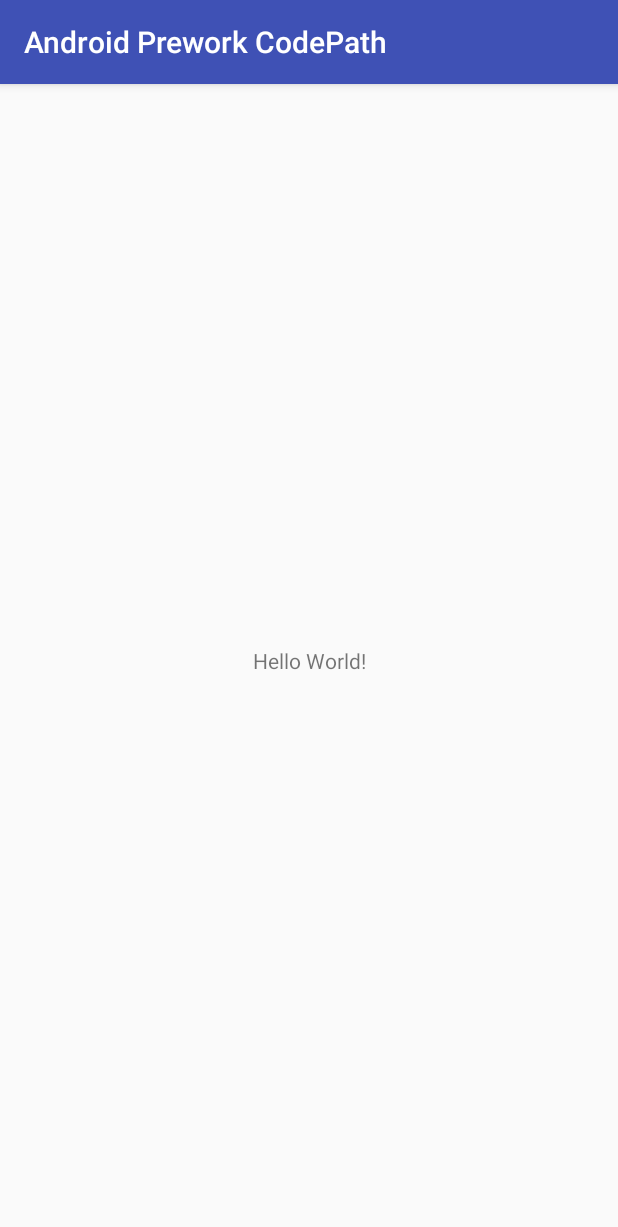
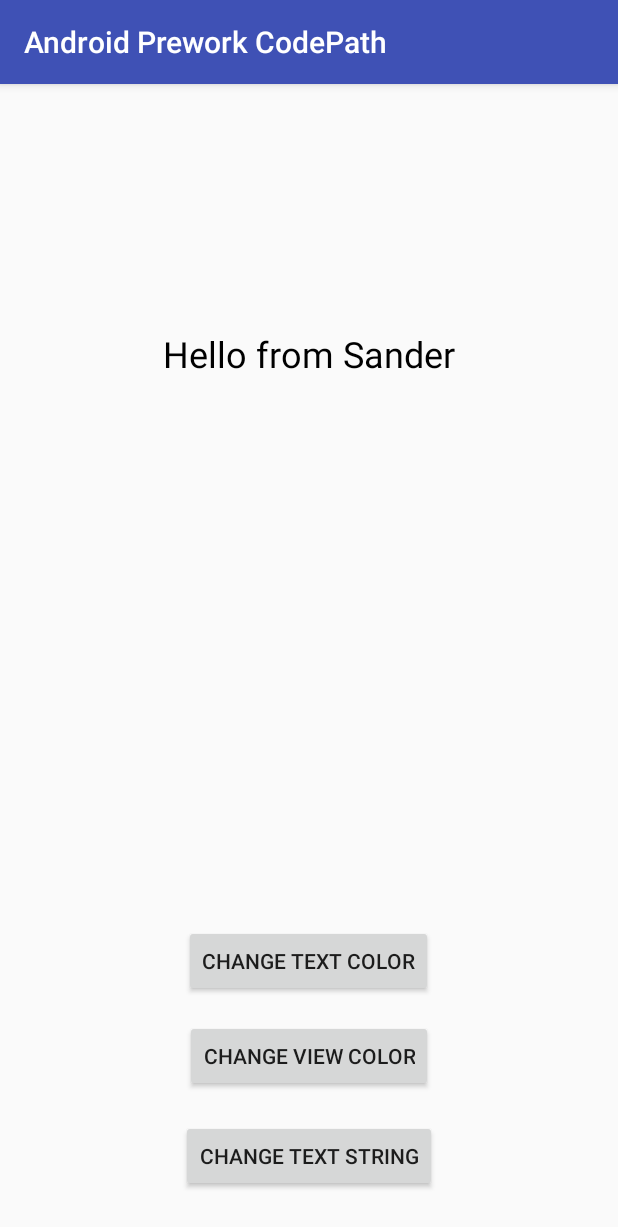
Before and after one commit to sanderhelleso/androidPreworkCodePath, an Android app: the screen it shows after launch (MainActivity), on a phone screen of 412 x 824 dp. Shown: the top 1227 px of the screen. Run offline under Robolectric (Android 15) with nearby library versions, the phone set to English and light mode, and no system bars.

Commit message:
added events for change color and change viewColor

```diff
--- a/app/src/main/java/com/andoirdpreworkcodepath/sande/androidpreworkcodepath/MainActivity.java
+++ b/app/src/main/java/com/andoirdpreworkcodepath/sande/androidpreworkcodepath/MainActivity.java
@@ -1,14 +1,50 @@
 package com.andoirdpreworkcodepath.sande.androidpreworkcodepath;
 
+import android.graphics.Color;
 import android.support.v7.app.AppCompatActivity;
 import android.os.Bundle;
+import android.util.Log;
+import android.view.View;
+import android.widget.TextView;
+
+import java.util.Random;
+import java.util.TimerTask;
 
 public class MainActivity extends AppCompatActivity {
 
     @Override
     protected void onCreate(Bundle savedInstanceState) {
         super.onCreate(savedInstanceState);
+        setContentView(R.layout.activity_main);
 
-        setContentView(R.layout.activity_main);
+        // change text color
+        findViewById(R.id.changeTextColorButton).setOnClickListener(new View.OnClickListener() {
+            @Override
+            public void onClick(View v) {
+                ((TextView)findViewById(R.id.helloMessage)).setTextColor(getRandomColor());
+            }
+        });
+
+        // change view color
+        findViewById(R.id.changeViewColorButton).setOnClickListener(new View.OnClickListener() {
+            @Override
+            public void onClick(View v) {
+                findViewById(R.id.rootView).setBackgroundColor(getRandomColor());
+            }
+        });
+
+        // change text string
+        findViewById(R.id.changeTextStringButton).setOnClickListener(new View.OnClickListener() {
+            @Override
+            public void onClick(View v) {
+
+            }
+        });
+    }
+
+    // generate a random color
+    public int getRandomColor(){
+        Random rnd = new Random();
+        return Color.argb(255, rnd.nextInt(256), rnd.nextInt(256), rnd.nextInt(256));
     }
 }
--- a/app/src/main/res/layout/activity_main.xml
+++ b/app/src/main/res/layout/activity_main.xml
@@ -1,18 +1,47 @@
 <?xml version="1.0" encoding="utf-8"?>
-<android.support.constraint.ConstraintLayout xmlns:android="http://schemas.android.com/apk/res/android"
+<RelativeLayout xmlns:android="http://schemas.android.com/apk/res/android"
     xmlns:app="http://schemas.android.com/apk/res-auto"
     xmlns:tools="http://schemas.android.com/tools"
+    android:id="@+id/rootView"
     android:layout_width="match_parent"
     android:layout_height="match_parent"
     tools:context=".MainActivity">
 
     <TextView
+        android:id="@+id/helloMessage"
         android:layout_width="wrap_content"
         android:layout_height="wrap_content"
-        android:text="Hello World!"
-        app:layout_constraintBottom_toBottomOf="parent"
-        app:layout_constraintLeft_toLeftOf="parent"
-        app:layout_constraintRight_toRightOf="parent"
-        app:layout_constraintTop_toTopOf="parent" />
+        android:layout_alignParentTop="true"
+        android:layout_centerHorizontal="true"
+        android:layout_marginTop="163dp"
+        android:text="Hello from Sander"
+        android:textColor="@android:color/background_dark"
+        android:textSize="24sp" />
 
-</android.support.constraint.ConstraintLayout>
+    <Button
+        android:id="@+id/changeTextColorButton"
+        android:layout_width="wrap_content"
+        android:layout_height="wrap_content"
+        android:layout_alignParentBottom="true"
+        android:layout_centerHorizontal="true"
+        android:layout_marginBottom="159dp"
+        android:text="Change Text Color" />
+
+    <Button
+        android:id="@+id/changeTextStringButton"
+        android:layout_width="wrap_content"
+        android:layout_height="wrap_content"
+        android:layout_alignParentBottom="true"
+        android:layout_centerHorizontal="true"
+        android:layout_marginBottom="29dp"
+        android:text="Change Text String" />
+
+    <Button
+        android:id="@+id/changeViewColorButton"
+        android:layout_width="wrap_content"
+        android:layout_height="wrap_content"
+        android:layout_alignParentBottom="true"
+        android:layout_centerHorizontal="true"
+        android:layout_marginBottom="96dp"
+        android:text="Change View Color" />
+</RelativeLayout>
```
Also changed, not shown: 1 other file.
